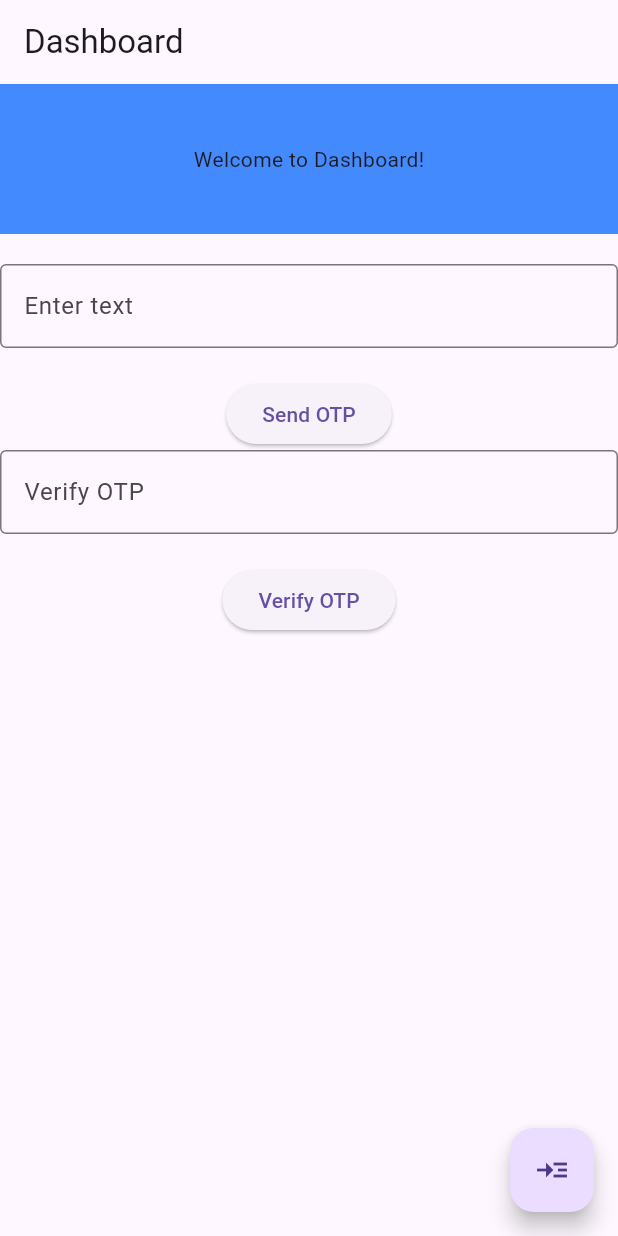
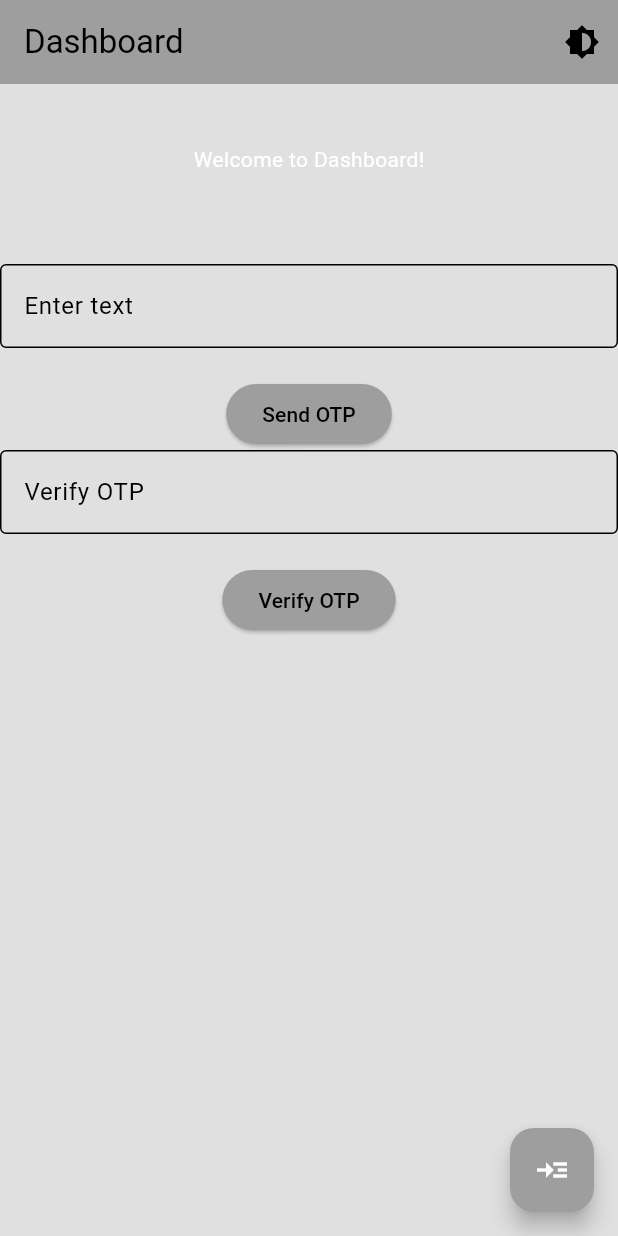
Before and after one commit to thesua7/clean_flutter, a Flutter app: the screen it shows after launch, on a phone screen of 412 x 824 dp. Run offline on Flutter 3.47's test engine with Material 3 defaults, Android fonts, the phone set to English and light mode, and no system bars; our stand-ins replace connectivity_plus, dartz, equatable, flutter_screenutil, get, shared_preferences.

Commit message:
custom theme support added

```diff
--- /dev/null
+++ b/lib/core/theme/dark_mode.dart
@@ -0,0 +1,20 @@
+import 'package:flutter/material.dart';
+
+ThemeData darkMode = ThemeData(
+  colorScheme: ColorScheme.dark(
+    surface: Colors.grey.shade800,
+    primary: Colors.grey.shade200,
+    secondary: Colors.grey.shade700,
+    inversePrimary: Colors.white,
+  ),
+  appBarTheme: AppBarTheme(
+    backgroundColor: Colors.grey.shade900, // Darker AppBar
+  ),
+  elevatedButtonTheme: ElevatedButtonThemeData(
+    style: ElevatedButton.styleFrom(
+      backgroundColor: Colors.grey.shade200,
+      foregroundColor: Colors.black87
+      // Default button color in dark mode
+    ),
+  ),
+);
--- /dev/null
+++ b/lib/core/theme/light_mode.dart
@@ -0,0 +1,19 @@
+import 'package:flutter/material.dart';
+
+ThemeData lightMode = ThemeData(
+  colorScheme: ColorScheme.light(
+    surface: Colors.grey.shade300,
+    primary: Colors.grey.shade500,
+    secondary: Colors.grey.shade200,
+    inversePrimary: Colors.grey.shade900,
+  ),
+  appBarTheme: AppBarTheme(
+    backgroundColor: Colors.grey.shade500, // Use primary color for AppBar
+  ),
+  elevatedButtonTheme: ElevatedButtonThemeData(
+    style: ElevatedButton.styleFrom(
+        backgroundColor: Colors.grey.shade500, foregroundColor: Colors.black
+// Default button color in light mode
+        ),
+  ),
+);
--- /dev/null
+++ b/lib/core/theme/theme_provider.dart
@@ -0,0 +1,38 @@
+
+import 'package:flutter/material.dart';
+
+import 'dark_mode.dart';
+import 'light_mode.dart';
+
+
+class ThemeProvider extends ChangeNotifier{
+
+  // default light mode
+  ThemeData _themeData = lightMode;
+
+  // get theme data
+  ThemeData get themeData => _themeData;
+
+  // is dark mode
+  bool get isDarkMode => _themeData == darkMode;
+
+  // set theme
+
+  set themeData(ThemeData themeData){
+    _themeData = themeData;
+    notifyListeners();
+  }
+
+  void toggleTheme(){
+    if(_themeData == lightMode){
+      themeData = darkMode;
+    }else{
+      themeData = lightMode;
+    }
+
+  }
+
+
+
+
+}
--- a/lib/features/dashboard/presentation/dashboard_view.dart
+++ b/lib/features/dashboard/presentation/dashboard_view.dart
@@ -6,6 +6,7 @@ import '../data/dataSource/remote/dummy_d_t_o_entity.dart';
 import '../data/dataSource/remote/dummy_get_otp_dto_entity.dart';
 import '../data/dataSource/remote/dummy_verify_otp_d_t_o_entity.dart';
 import 'dashboard_viewmodel.dart';
+import '../../../core/theme/theme_provider.dart'; // Import the ThemeProvider
 
 class DashboardScreen extends StatelessWidget {
   const DashboardScreen({super.key});
@@ -17,15 +18,29 @@ class DashboardScreen extends StatelessWidget {
     final TextEditingController inputBoxVerify = TextEditingController();
     int uid = -1;
 
+    final Color primaryColor = Theme.of(context).colorScheme.primary; // Get primary color from theme
+    final Color surfaceColor = Theme.of(context).colorScheme.surface; // Get surface color from theme
+    final Color errorColor = Colors.red; // Define error color directly
+
+
     return Scaffold(
       appBar: AppBar(
         title: const Text('Dashboard'),
+        actions: [
+          IconButton(
+            icon: const Icon(Icons.brightness_6),
+            onPressed: () {
+              // Toggle theme when the button is pressed
+              Provider.of<ThemeProvider>(context, listen: false).toggleTheme();
+            },
+          ),
+        ],
       ),
       body: Column(
         children: [
           Container(
             height: 100,
-            color: Colors.blueAccent,
+            color: surfaceColor, // Use surface color for the container
             child: Center(
               child: Consumer<DashboardViewModel>(
                 builder: (context, viewModel, child) {
@@ -36,22 +51,21 @@ class DashboardScreen extends StatelessWidget {
                   } else if (uiState.status == UiStateStatus.success) {
                     if (uiState.data is DummyDTOEntity) {
                       final data = uiState.data as DummyDTOEntity;
-                      return Text('Data: ${data.title}');
+                      return Text('Data: ${data.title}', style: TextStyle(color: Colors.white));
                     } else if (uiState.data is DummyGetOtpDtoEntity) {
                       final otpData = uiState.data as DummyGetOtpDtoEntity;
                       uid = otpData.data!.id!;
-                      return Text('OTP Data: ${otpData.toString()}');
+                      return Text('OTP Data: ${otpData.toString()}', style: TextStyle(color: Colors.white));
                     } else if (uiState.data is DummyVerifyOtpDTOEntity) {
                       final verifyOtp = uiState.data as DummyVerifyOtpDTOEntity;
-                      // Handle successful OTP verification if needed
-                      return Text('OTP Data: ${verifyOtp.toString()}');
+                      return Text('OTP Data: ${verifyOtp.toString()}', style: TextStyle(color: Colors.white));
                     } else {
-                      return const Text('Unknown data type');
+                      return const Text('Unknown data type', style: TextStyle(color: Colors.white));
                     }
                   } else if (uiState.status == UiStateStatus.error) {
-                    return Text('Error: ${uiState.errorMessage}');
+                    return Text('Error: ${uiState.errorMessage}', style: TextStyle(color: errorColor));
                   } else {
-                    return const Text('Welcome to Dashboard!');
+                    return const Text('Welcome to Dashboard!', style: TextStyle(color: Colors.white));
                   }
                 },
               ),
@@ -63,30 +77,36 @@ class DashboardScreen extends StatelessWidget {
             decoration: InputDecoration(
               labelText: 'Enter text',
               border: OutlineInputBorder(),
+              focusedBorder: OutlineInputBorder(
+                borderSide: BorderSide(color: primaryColor), // Use primary color for focused border
+              ),
             ),
           ),
           SizedBox(height: 20),
           ElevatedButton(
             onPressed: () => viewModel.sendOTP(inputBox.text),
-            child: Text('Send OTP'),
+            child: const Text('Send OTP'),
           ),
           TextField(
             controller: inputBoxVerify,
             decoration: InputDecoration(
               labelText: 'Verify OTP',
               border: OutlineInputBorder(),
+              focusedBorder: OutlineInputBorder(
+                borderSide: BorderSide(color: primaryColor), // Use primary color for focused border
+              ),
             ),
           ),
           SizedBox(height: 20),
           ElevatedButton(
-            onPressed: () =>
-                _verifyOTP(uid.toString(), inputBoxVerify.text, viewModel),
-            child: Text('Verify OTP'),
+            onPressed: () => _verifyOTP(uid.toString(), inputBoxVerify.text, viewModel),
+            child: const Text('Verify OTP'),
           ),
         ],
       ),
       floatingActionButton: FloatingActionButton(
         onPressed: () => viewModel.fetchDashboardData(),
+        backgroundColor: primaryColor, // Use primary color for FAB
         child: const Icon(Icons.read_more),
       ),
     );
@@ -101,8 +121,7 @@ class DashboardScreen extends StatelessWidget {
       if (verifyOtp.message == "successfully logged in") {
         // Navigate to the logout page
         Get.offAllNamed('/home');
-      }
-      else{
+      } else {
         throw verifyOtp.message!;
       }
     }).catchError((error) {
--- a/lib/main.dart
+++ b/lib/main.dart
@@ -1,4 +1,5 @@
 import 'package:clean_flutter/core/shared/shared_preferences_helper.dart';
+import 'package:clean_flutter/core/theme/theme_provider.dart';
 import 'package:clean_flutter/features/dashboard/domain/usecase/send_otp_usecase.dart';
 import 'package:clean_flutter/features/dashboard/domain/usecase/verify_otp_usecase.dart';
 import 'package:clean_flutter/features/dashboard/presentation/home_view.dart';
@@ -14,7 +15,7 @@ import 'features/dashboard/domain/usecase/fetch_dashboard_usecase.dart';
 import 'features/dashboard/domain/usecase/user_usecase.dart';
 import 'features/dashboard/presentation/dashboard_view.dart';
 import 'features/dashboard/presentation/dashboard_viewmodel.dart';
-import 'features/dashboard/presentation/home_viewModel.dart'; // import HomeViewModel
+import 'features/dashboard/presentation/home_viewModel.dart';
 
 void main() async {
   WidgetsFlutterBinding.ensureInitialized();
@@ -36,6 +37,7 @@ class MyApp extends StatelessWidget {
   Widget build(BuildContext context) {
     return MultiProvider(
       providers: [
+        ChangeNotifierProvider(create: (_) => ThemeProvider()),
         ChangeNotifierProvider(
           create: (_) => DashboardViewModel(
             Get.find<DashboardUseCase>(),
@@ -46,14 +48,12 @@ class MyApp extends StatelessWidget {
         ),
         ChangeNotifierProvider(
           create: (_) => HomeViewModel(
-              Get.find<
-                  UserUsecase>(), // Assuming UserUsecase is provided by DependencyInjection
+            Get.find<UserUsecase>(),
           ),
         ),
         ChangeNotifierProvider(
           create: (_) => Jobsviewmodel(
-              Get.find<
-                  GetJobsUsecase>(), // Assuming UserUsecase is provided by DependencyInjection
+            Get.find<GetJobsUsecase>(),
           ),
         ),
       ],
@@ -61,21 +61,15 @@ class MyApp extends StatelessWidget {
         designSize: const Size(360, 690),
         minTextAdapt: true,
         splitScreenMode: true,
-          // Use builder only if you need to use library outside ScreenUtilInit context
-          builder: (_, child) {
-            return MaterialApp(
+        builder: (context, child) {
+          // Access the theme from the context
+          final themeData = Provider.of<ThemeProvider>(context).themeData;
+
+          return GetMaterialApp(
             debugShowCheckedModeBanner: false,
             title: 'First Method',
-              // You can use the library anywhere in the app even in theme
-              theme: ThemeData(
-                primarySwatch: Colors.blue,
-                textTheme:
-                    Typography.englishLike2018.apply(fontSizeFactor: 1.sp),
-              ),
-              home: child,
-            );
-          },
-          child: GetMaterialApp(
+            theme: themeData,
+            // Use the theme from the provider
             initialRoute:
                 token != null && token!.isNotEmpty ? '/home' : '/dashboard',
             getPages: [
@@ -83,9 +77,9 @@ class MyApp extends StatelessWidget {
               GetPage(name: '/home', page: () => HomeView()),
               GetPage(name: '/jobs', page: () => JobsView()),
             ],
+          );
+        },
       ),
-        )
-
     );
   }
 }
```
Lines whose indentation alone changed are shown as unchanged.
